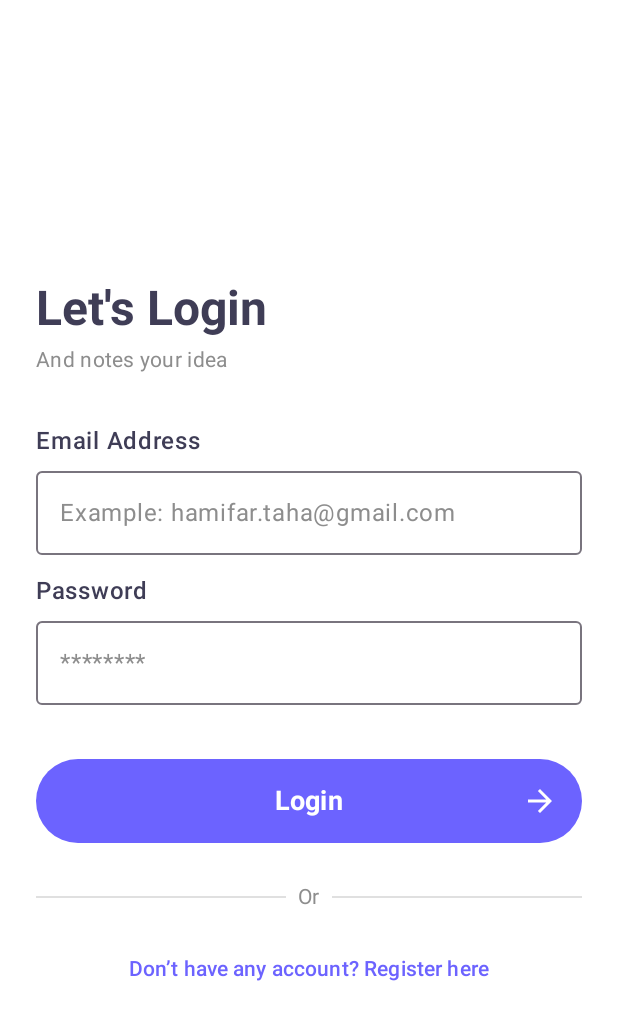
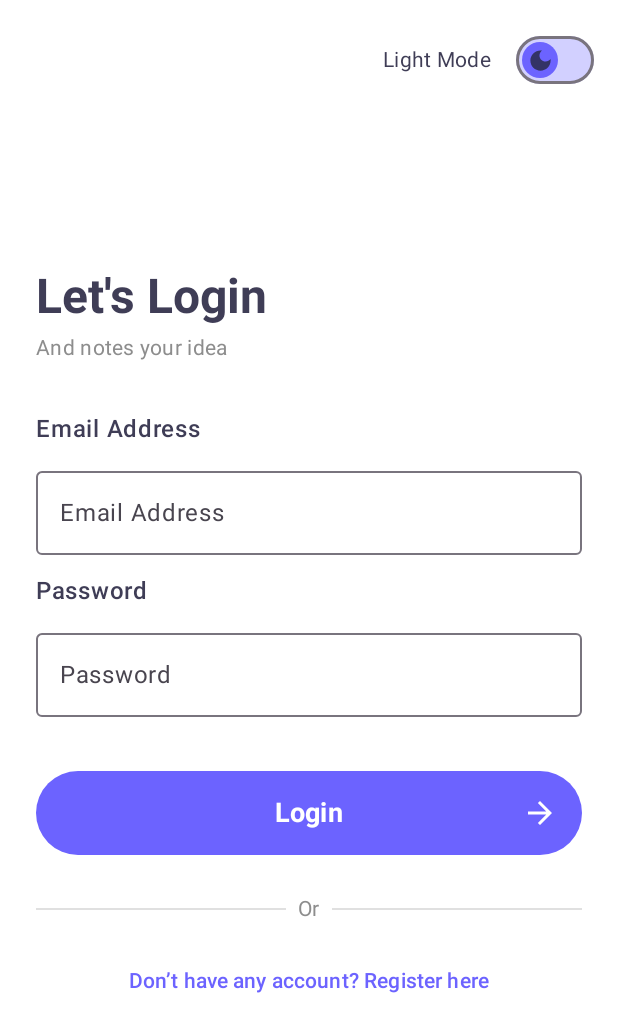
Before and after one commit to amirgomar2003/MobileProgrammingProject, an Android app built with Jetpack Compose: the screen it shows after launch (MainActivity), after a tap on "Let's Get Started", on a phone screen of 412 x 824 dp. Shown: the top 1032 px of the screen. Run offline under Robolectric (Android 15) with nearby library versions, the phone set to English and light mode, and no system bars.

Commit message:
Add darkmode support.

```diff
--- a/app/src/main/java/com/example/noteproject/Login.kt
+++ b/app/src/main/java/com/example/noteproject/Login.kt
@@ -23,14 +23,16 @@ import com.example.noteproject.ui.components.FormField
 import com.example.noteproject.ui.components.OrDevider
 import com.example.noteproject.ui.components.ButtonWithArrow
 import com.example.noteproject.ui.components.ButtonWithArrowConfig
+import com.example.noteproject.ui.components.ThemeSwitch
 
 
 @Composable
 fun LoginScreen(
     onLogin: () -> Unit,
-    onRegisterClick: () -> Unit
+    onRegisterClick: () -> Unit,
+    darkTheme: Boolean,
+    onToggleTheme: (Boolean) -> Unit
 ) {
-    // Needed text fields.
     val fields = remember {
         mutableStateListOf(
             FormField("Email Address", "Example: hamifar.taha@gmail.com"),
@@ -48,10 +50,19 @@ fun LoginScreen(
         color = MaterialTheme.colorScheme.background,
         modifier = Modifier.fillMaxSize()
     ) {
+        Box(modifier = Modifier.fillMaxSize()) {
+            ThemeSwitch(
+                isDark = darkTheme,
+                onToggle = onToggleTheme,
+                modifier = Modifier
+                    .align(Alignment.TopEnd)
+                    .padding(16.dp)
+            )
+
             Column(
                 modifier = Modifier
                     .padding(horizontal = 24.dp)
-                .fillMaxSize()
+                    .align(Alignment.Center)
                     .verticalScroll(rememberScrollState()),
                 verticalArrangement = Arrangement.Center
             ) {
@@ -68,7 +79,6 @@ fun LoginScreen(
                     style = MaterialTheme.typography.bodyMedium
                 )
                 Spacer(Modifier.height(32.dp))
-            // Generate text fields.
                 fields.forEachIndexed { index, field ->
                     LabeledTextField(
                         label = field.label,
@@ -94,3 +104,4 @@ fun LoginScreen(
             }
         }
     }
+}
--- a/app/src/main/java/com/example/noteproject/MainActivity.kt
+++ b/app/src/main/java/com/example/noteproject/MainActivity.kt
@@ -1,9 +1,9 @@
+// MainActivity.kt
 package com.example.noteproject
 
 import android.os.Bundle
 import androidx.activity.ComponentActivity
 import androidx.activity.compose.setContent
-import androidx.compose.material3.*
 import androidx.compose.runtime.*
 import androidx.navigation.compose.*
 import com.example.noteproject.ui.theme.NoteProjectTheme
@@ -12,7 +12,9 @@ class MainActivity : ComponentActivity() {
     override fun onCreate(savedInstanceState: Bundle?) {
         super.onCreate(savedInstanceState)
         setContent {
-            NoteProjectTheme {
+            var isDarkTheme by remember { mutableStateOf(false) }
+
+            NoteProjectTheme(darkTheme = isDarkTheme) {
                 val navController = rememberNavController()
                 NavHost(navController, startDestination = "onboarding") {
                     composable("onboarding") {
@@ -23,13 +25,17 @@ class MainActivity : ComponentActivity() {
                     composable("login") {
                         LoginScreen(
                             onLogin = { /* Handle login */ },
-                            onRegisterClick = { navController.navigate("register") }
+                            onRegisterClick = { navController.navigate("register") },
+                            darkTheme = isDarkTheme,
+                            onToggleTheme = { isDarkTheme = it }
                         )
                     }
                     composable("register") {
                         RegisterScreen(
                             onRegister = { /* Handle registration */ },
-                            onLoginClick = { navController.navigate("login") }
+                            onLoginClick = { navController.navigate("login") },
+                            darkTheme = isDarkTheme,
+                            onToggleTheme = { isDarkTheme = it }
                         )
                     }
                 }
--- a/app/src/main/java/com/example/noteproject/OnboardingScreen.kt
+++ b/app/src/main/java/com/example/noteproject/OnboardingScreen.kt
@@ -16,10 +16,10 @@ import androidx.compose.ui.text.font.FontWeight
 import androidx.compose.ui.text.style.TextAlign
 import androidx.compose.foundation.rememberScrollState
 import androidx.compose.foundation.verticalScroll
+import androidx.compose.material3.MaterialTheme
 import androidx.compose.ui.unit.dp
 import androidx.compose.ui.unit.sp
-import com.example.noteproject.ui.Background
-import com.example.noteproject.ui.PurplePrimary
+import com.example.noteproject.ui.*
 import com.example.noteproject.ui.components.ButtonWithArrow
 import com.example.noteproject.ui.components.ButtonWithArrowConfig
 
@@ -29,8 +29,8 @@ fun OnboardingScreen(
 ) {
     val OnboardingButtonConfig = ButtonWithArrowConfig(
         label = "Let's Get Started",
-        backgroundColor = Background,
-        textColor = Color.Black,
+        backgroundColor = MaterialTheme.colorScheme.background,
+        textColor = MaterialTheme.colorScheme.onBackground,
         onClick = onGetStartedClick
     )
     Box(
@@ -38,12 +38,11 @@ fun OnboardingScreen(
             .fillMaxSize()
             .background(PurplePrimary)
     ) {
-        // Make the column scrollable
         Column(
             modifier = Modifier
                 .fillMaxSize()
                 .padding(horizontal = 32.dp)
-                .verticalScroll(rememberScrollState()), // <-- Add this line
+                .verticalScroll(rememberScrollState()),
             verticalArrangement = Arrangement.Center,
             horizontalAlignment = Alignment.CenterHorizontally
         ) {
@@ -56,7 +55,7 @@ fun OnboardingScreen(
             Spacer(modifier = Modifier.height(48.dp))
             Text(
                 text = "Jot Down anything you want to achieve, today or in the future",
-                color = Color.White,
+                color = MaterialTheme.colorScheme.onPrimary,
                 fontSize = 22.sp,
                 fontWeight = FontWeight.Bold,
                 lineHeight = 28.sp,
--- a/app/src/main/java/com/example/noteproject/Register.kt
+++ b/app/src/main/java/com/example/noteproject/Register.kt
@@ -1,21 +1,18 @@
 package com.example.noteproject
 
 import androidx.compose.foundation.layout.*
-import androidx.compose.foundation.shape.RoundedCornerShape
+import androidx.compose.ui.Modifier.*
 import androidx.compose.material3.*
 import androidx.compose.material.icons.Icons
-import androidx.compose.material.icons.filled.ArrowForward
 import androidx.compose.material.icons.filled.ArrowBack
 import androidx.compose.runtime.*
 import androidx.compose.ui.Alignment
 import androidx.compose.ui.Modifier
-import androidx.compose.ui.graphics.Color
-import androidx.compose.ui.text.font.FontWeight
-import androidx.compose.ui.text.input.PasswordVisualTransformation
 import androidx.compose.foundation.rememberScrollState
 import androidx.compose.foundation.verticalScroll
 import androidx.compose.ui.unit.dp
 import androidx.compose.ui.unit.sp
+import androidx.compose.foundation.layout.padding
 import com.example.noteproject.ui.GrayText
 import com.example.noteproject.ui.PurplePrimary
 import com.example.noteproject.ui.components.LabeledTextField
@@ -23,14 +20,16 @@ import com.example.noteproject.ui.components.FormField
 import com.example.noteproject.ui.components.OrDevider
 import com.example.noteproject.ui.components.ButtonWithArrow
 import com.example.noteproject.ui.components.ButtonWithArrowConfig
+import com.example.noteproject.ui.components.ThemeSwitch
 
 
 @Composable
 fun RegisterScreen(
     onRegister: () -> Unit,
-    onLoginClick: () -> Unit
+    onLoginClick: () -> Unit,
+    darkTheme: Boolean,
+    onToggleTheme: (Boolean) -> Unit
 ) {
-    // Needed text fields.
     val fields = remember {
         mutableStateListOf(
             FormField("First Name", "Example: Taha"),
@@ -41,10 +40,11 @@ fun RegisterScreen(
             FormField("Retype Password", "********", isPassword = true)
         )
     }
+
     val registerButtonConfig = ButtonWithArrowConfig(
         label = "Register",
         backgroundColor = PurplePrimary,
-        textColor = Color.White,
+        textColor = androidx.compose.ui.graphics.Color.White,
         onClick = onRegister
     )
 
@@ -52,14 +52,15 @@ fun RegisterScreen(
         color = MaterialTheme.colorScheme.background,
         modifier = Modifier.fillMaxSize()
     ) {
+        Box(modifier = Modifier.fillMaxSize()) {
             Column(
                 modifier = Modifier
                     .padding(horizontal = 24.dp)
-                .fillMaxSize()
-                .verticalScroll(rememberScrollState()),
+                    .align(Alignment.TopCenter)
+                    .verticalScroll(rememberScrollState())
+                    .padding(top = 72.dp), // prevent overlap with switch
                 verticalArrangement = Arrangement.Top
             ) {
-            Spacer(Modifier.height(32.dp))
                 TextButton(
                     onClick = onLoginClick,
                     contentPadding = PaddingValues(0.dp)
@@ -82,7 +83,9 @@ fun RegisterScreen(
                 Spacer(Modifier.height(4.dp))
                 Text(
                     "Register",
-                style = MaterialTheme.typography.headlineLarge.copy(fontWeight = FontWeight.Bold),
+                    style = MaterialTheme.typography.headlineLarge.copy(
+                        fontWeight = androidx.compose.ui.text.font.FontWeight.Bold
+                    ),
                     color = MaterialTheme.colorScheme.onBackground
                 )
                 Spacer(Modifier.height(4.dp))
@@ -92,12 +95,13 @@ fun RegisterScreen(
                     style = MaterialTheme.typography.bodyMedium
                 )
                 Spacer(Modifier.height(24.dp))
-            // Generate text fields.
                 fields.forEachIndexed { index, field ->
                     LabeledTextField(
                         label = field.label,
                         value = field.value,
-                    onValueChange = { newValue -> fields[index] = field.copy(value = newValue) },
+                        onValueChange = { newValue ->
+                            fields[index] = field.copy(value = newValue)
+                        },
                         placeholder = field.placeholder,
                         isPassword = field.isPassword
                     )
@@ -116,5 +120,13 @@ fun RegisterScreen(
                     }
                 }
             }
+            ThemeSwitch(
+                isDark = darkTheme,
+                onToggle = onToggleTheme,
+                modifier = Modifier
+                    .align(Alignment.TopEnd)
+                    .padding(16.dp)
+            )
         }
     }
+}
--- a/app/src/main/java/com/example/noteproject/ui/Color.kt
+++ b/app/src/main/java/com/example/noteproject/ui/Color.kt
@@ -5,5 +5,8 @@ import androidx.compose.ui.graphics.Color
 val PurplePrimary = Color(0xFF6C63FF)
 val PurpleDark = Color(0xFF3F3D56)
 val GrayText = Color(0xFF8D8D8D)
-val Background = Color(0xFFFFFFFF)
+val BackgroundLight = Color(0xFFFFFFFF)
+val BackgroundDark = Color(0xFF121212) // Typical dark background
 val White = Color(0xFFFFFFFF)
+val OnBackgroundLight = PurpleDark
+val OnBackgroundDark = Color(0xFFE0E0E0)
--- a/app/src/main/java/com/example/noteproject/ui/components/ButtonWithArrow.kt
+++ b/app/src/main/java/com/example/noteproject/ui/components/ButtonWithArrow.kt
@@ -19,6 +19,9 @@ import com.example.noteproject.ui.GrayText
 
 @Composable
 fun ButtonWithArrow(config: ButtonWithArrowConfig) {
+    val background = config.backgroundColor ?: MaterialTheme.colorScheme.primary
+    val textColor = config.textColor ?: MaterialTheme.colorScheme.onPrimary
+
     Box(
         modifier = Modifier
             .fillMaxWidth()
@@ -28,14 +31,14 @@ fun ButtonWithArrow(config: ButtonWithArrowConfig) {
             onClick = config.onClick,
             modifier = Modifier.fillMaxSize(),
             shape = RoundedCornerShape(28.dp),
-            colors = ButtonDefaults.buttonColors(containerColor = config.backgroundColor),
+            colors = ButtonDefaults.buttonColors(containerColor = background),
             contentPadding = PaddingValues(0.dp)
         ) {
             Box(Modifier.fillMaxSize()) {
                 Text(
                     config.label,
                     modifier = Modifier.align(Alignment.Center),
-                    color = config.textColor,
+                    color = textColor,
                     fontSize = 18.sp,
                     fontWeight = FontWeight.Bold
                 )
@@ -45,7 +48,7 @@ fun ButtonWithArrow(config: ButtonWithArrowConfig) {
                     modifier = Modifier
                         .align(Alignment.CenterEnd)
                         .padding(end = 16.dp),
-                    tint = config.textColor
+                    tint = textColor
                 )
             }
         }
--- a/app/src/main/java/com/example/noteproject/ui/components/LabeledTextField.kt
+++ b/app/src/main/java/com/example/noteproject/ui/components/LabeledTextField.kt
@@ -1,21 +1,17 @@
 package com.example.noteproject.ui.components
 
 import androidx.compose.foundation.layout.*
-import androidx.compose.foundation.shape.RoundedCornerShape
 import androidx.compose.material3.*
-import androidx.compose.material.icons.Icons
-import androidx.compose.material.icons.filled.ArrowForward
-import androidx.compose.material.icons.filled.ArrowBack
 import androidx.compose.runtime.*
-import androidx.compose.ui.Alignment
 import androidx.compose.ui.Modifier
-import androidx.compose.ui.graphics.Color
 import androidx.compose.ui.text.font.FontWeight
 import androidx.compose.ui.text.input.PasswordVisualTransformation
 import androidx.compose.ui.text.input.VisualTransformation
 import androidx.compose.ui.unit.dp
 import androidx.compose.ui.unit.sp
-import com.example.noteproject.ui.GrayText
+import androidx.compose.material3.OutlinedTextField
+import androidx.compose.material3.MaterialTheme
+
 
 @Composable
 fun LabeledTextField(
@@ -38,7 +34,8 @@ fun LabeledTextField(
         modifier = modifier
             .fillMaxWidth()
             .padding(top = 8.dp),
-        placeholder = { Text(placeholder, color = GrayText) },
+        label = { Text(label) },
+        placeholder = { Text(placeholder) },
         singleLine = true,
         visualTransformation = if (isPassword) PasswordVisualTransformation() else VisualTransformation.None
     )
--- /dev/null
+++ b/app/src/main/java/com/example/noteproject/ui/components/ThemeSwitch.kt
@@ -0,0 +1,62 @@
+package com.example.noteproject.ui.components
+
+import androidx.compose.material3.Switch
+import androidx.compose.material3.SwitchDefaults
+import androidx.compose.material3.MaterialTheme
+import androidx.compose.runtime.Composable
+import androidx.compose.ui.Modifier
+import androidx.compose.ui.unit.dp
+import androidx.compose.foundation.layout.*
+import androidx.compose.material3.Text
+import androidx.compose.ui.Alignment
+import androidx.compose.ui.graphics.Color
+import androidx.compose.material.icons.Icons
+import androidx.compose.material.icons.filled.WbSunny
+import androidx.compose.material.icons.filled.DarkMode
+import androidx.compose.material3.Icon
+
+@Composable
+fun ThemeSwitch(
+    isDark: Boolean,
+    onToggle: (Boolean) -> Unit,
+    modifier: Modifier = Modifier
+) {
+    Row(
+        verticalAlignment = Alignment.CenterVertically,
+        modifier = modifier
+    ) {
+        Text(
+            text = if (isDark) "Dark Mode" else "Light Mode",
+            color = MaterialTheme.colorScheme.onBackground,
+            style = MaterialTheme.typography.bodyMedium
+        )
+        Spacer(modifier = Modifier.width(16.dp))
+        Switch(
+            checked = isDark,
+            onCheckedChange = onToggle,
+            colors = SwitchDefaults.colors(
+                checkedThumbColor = MaterialTheme.colorScheme.primary,
+                uncheckedThumbColor = MaterialTheme.colorScheme.primary,
+                checkedTrackColor = MaterialTheme.colorScheme.primary.copy(alpha = 0.5f),
+                uncheckedTrackColor = MaterialTheme.colorScheme.primary.copy(alpha = 0.3f)
+            ),
+            thumbContent = {
+                if (isDark) {
+                    Icon(
+                        imageVector = Icons.Filled.WbSunny,
+                        contentDescription = "Sun",
+                        tint = Color.Yellow,
+                        modifier = Modifier.size(18.dp)
+                    )
+                } else {
+                    Icon(
+                        imageVector = Icons.Filled.DarkMode,
+                        contentDescription = "Moon",
+                        tint = Color(0xFF333366),
+                        modifier = Modifier.size(18.dp)
+                    )
+                }
+            }
+        )
+    }
+}
--- a/app/src/main/java/com/example/noteproject/ui/theme/Theme.kt
+++ b/app/src/main/java/com/example/noteproject/ui/theme/Theme.kt
@@ -1,23 +1,37 @@
 package com.example.noteproject.ui.theme
 
+import androidx.compose.foundation.isSystemInDarkTheme
 import androidx.compose.material3.*
 import androidx.compose.runtime.Composable
-import com.example.noteproject.ui.Background
-import com.example.noteproject.ui.PurpleDark
-import com.example.noteproject.ui.PurplePrimary
-import com.example.noteproject.ui.White
+import androidx.compose.ui.graphics.Color
+import com.example.noteproject.ui.*
+
+private val LightColors = lightColorScheme(
+    primary = PurplePrimary,
+    onPrimary = White,
+    background = BackgroundLight,
+    onBackground = OnBackgroundLight,
+    surface = BackgroundLight,
+    onSurface = OnBackgroundLight
+)
+
+private val DarkColors = darkColorScheme(
+    primary = PurplePrimary,
+    onPrimary = Color.Black,
+    background = BackgroundDark,
+    onBackground = OnBackgroundDark,
+    surface = BackgroundDark,
+    onSurface = OnBackgroundDark
+)
 
 @Composable
-fun NoteProjectTheme(content: @Composable () -> Unit) {
+fun NoteProjectTheme(
+    darkTheme: Boolean = isSystemInDarkTheme(),
+    content: @Composable () -> Unit
+) {
+    val colors = if (darkTheme) DarkColors else LightColors
     MaterialTheme(
-        colorScheme = lightColorScheme(
-            primary = PurplePrimary,
-            onPrimary = White,
-            background = Background,
-            onBackground = PurpleDark,
-            surface = Background,
-            onSurface = PurpleDark
-        ),
+        colorScheme = colors,
         typography = Typography(),
         content = content
     )
```
Lines whose indentation alone changed are shown as unchanged.
